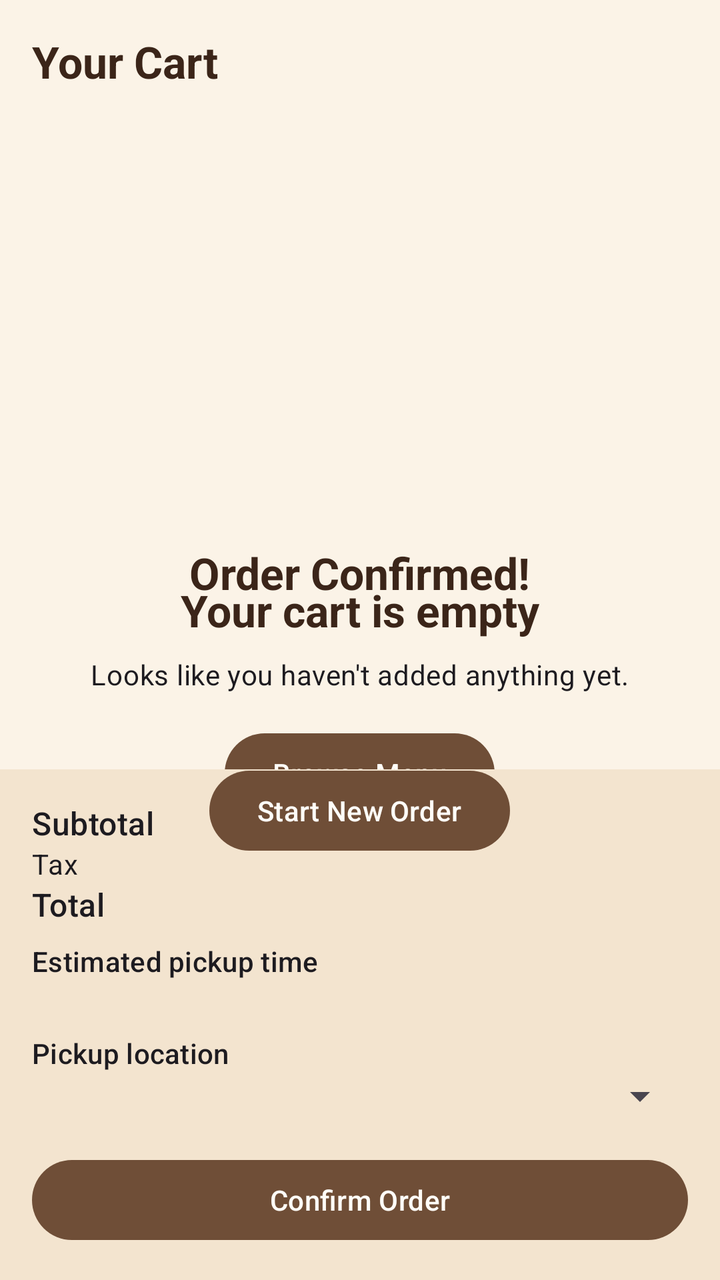
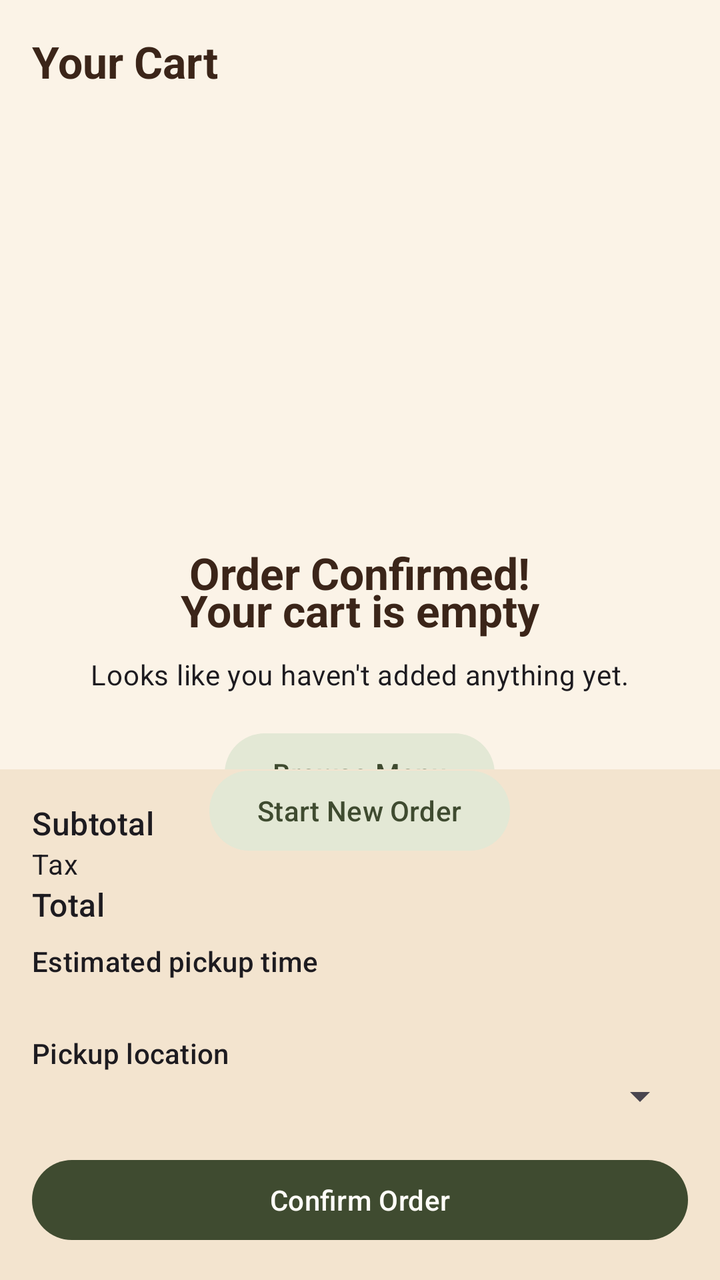

An Android layout rendered at two revisions. The XML below is the earlier revision; the diff shows what the commit changed to produce the second picture.
<!-- AndroidManifest.xml: application theme Theme.Jojos_Cup_Of_Jo -->
<!-- res/layout/fragment_cart.xml -->
<?xml version="1.0" encoding="utf-8"?>
<LinearLayout xmlns:android="http://schemas.android.com/apk/res/android"
    xmlns:app="http://schemas.android.com/apk/res-auto"
    xmlns:tools="http://schemas.android.com/tools"
    android:layout_width="match_parent"
    android:layout_height="match_parent"
    android:orientation="vertical">

    <TextView
        android:layout_width="wrap_content"
        android:layout_height="wrap_content"
        android:layout_margin="@dimen/spacing_md"
        android:text="@string/heading_your_cart"
        android:textAppearance="@style/TextAppearance.Jojo.SectionHeading" />

    <FrameLayout
        android:layout_width="match_parent"
        android:layout_height="0dp"
        android:layout_weight="1">

    
    <LinearLayout
        android:id="@+id/cart_empty_group"
        android:layout_width="match_parent"
        android:layout_height="match_parent"
        android:gravity="center"
        android:orientation="vertical"
        android:padding="@dimen/spacing_lg">

        <TextView
            android:layout_width="wrap_content"
            android:layout_height="wrap_content"
            android:text="@string/cart_empty_title"
            android:textAppearance="@style/TextAppearance.Jojo.SectionHeading" />

        <TextView
            android:layout_width="wrap_content"
            android:layout_height="wrap_content"
            android:layout_marginTop="@dimen/spacing_sm"
            android:text="@string/cart_empty_subtitle"
            android:textAppearance="@style/TextAppearance.Material3.BodyMedium" />

        <com.google.android.material.button.MaterialButton
            android:id="@+id/browse_menu_button"
            android:layout_width="wrap_content"
            android:layout_height="wrap_content"
            android:layout_marginTop="@dimen/spacing_md"
            android:text="@string/browse_menu"
            app:rippleColor="@color/sage_green_500" />

    </LinearLayout>

    
    <LinearLayout
        android:id="@+id/cart_content_group"
        android:layout_width="match_parent"
        android:layout_height="match_parent"
        android:orientation="vertical">

        <androidx.recyclerview.widget.RecyclerView
            android:id="@+id/cart_recycler_view"
            android:layout_width="match_parent"
            android:layout_height="0dp"
            android:layout_weight="1"
            android:clipToPadding="false"
            android:paddingVertical="@dimen/spacing_sm"
            tools:listitem="@layout/item_cart_product" />

        <LinearLayout
            android:layout_width="match_parent"
            android:layout_height="wrap_content"
            android:background="?attr/colorPrimaryContainer"
            android:orientation="vertical"
            android:padding="@dimen/spacing_md">

            <LinearLayout
                android:layout_width="match_parent"
                android:layout_height="wrap_content"
                android:orientation="horizontal">

                <TextView
                    android:layout_width="0dp"
                    android:layout_height="wrap_content"
                    android:layout_weight="1"
                    android:text="@string/subtotal"
                    android:textAppearance="@style/TextAppearance.Material3.TitleMedium" />

                <TextView
                    android:id="@+id/cart_subtotal"
                    android:layout_width="wrap_content"
                    android:layout_height="wrap_content"
                    android:textAppearance="@style/TextAppearance.Material3.TitleMedium" />

            </LinearLayout>

            <LinearLayout
                android:layout_width="match_parent"
                android:layout_height="wrap_content"
                android:orientation="horizontal">

                <TextView
                    android:layout_width="0dp"
                    android:layout_height="wrap_content"
                    android:layout_weight="1"
                    android:text="@string/tax"
                    android:textAppearance="@style/TextAppearance.Material3.BodyMedium" />

                <TextView
                    android:id="@+id/cart_tax"
                    android:layout_width="wrap_content"
                    android:layout_height="wrap_content"
                    android:textAppearance="@style/TextAppearance.Material3.BodyMedium" />

            </LinearLayout>

            <LinearLayout
                android:layout_width="match_parent"
                android:layout_height="wrap_content"
                android:orientation="horizontal">

                <TextView
                    android:layout_width="0dp"
                    android:layout_height="wrap_content"
                    android:layout_weight="1"
                    android:text="@string/total"
                    android:textAppearance="@style/TextAppearance.Material3.TitleMedium" />

                <TextView
                    android:id="@+id/cart_total"
                    android:layout_width="wrap_content"
                    android:layout_height="wrap_content"
                    android:textAppearance="@style/TextAppearance.Material3.TitleMedium" />

            </LinearLayout>

            <TextView
                android:layout_width="match_parent"
                android:layout_height="wrap_content"
                android:layout_marginTop="@dimen/spacing_sm"
                android:text="@string/estimated_pickup_time"
                android:textAppearance="@style/TextAppearance.Material3.LabelLarge" />

            <TextView
                android:id="@+id/cart_pickup_time"
                android:layout_width="match_parent"
                android:layout_height="wrap_content"
                android:textAppearance="@style/TextAppearance.Material3.BodyMedium" />

            <TextView
                android:layout_width="match_parent"
                android:layout_height="wrap_content"
                android:layout_marginTop="@dimen/spacing_sm"
                android:text="@string/pickup_location"
                android:textAppearance="@style/TextAppearance.Material3.LabelLarge" />

            <Spinner
                android:id="@+id/cart_pickup_location_spinner"
                android:layout_width="match_parent"
                android:layout_height="wrap_content" />

            <com.google.android.material.button.MaterialButton
                android:id="@+id/confirm_order_button"
                android:layout_width="match_parent"
                android:layout_height="wrap_content"
                android:layout_marginTop="@dimen/spacing_md"
                android:text="@string/confirm_order"
                app:rippleColor="@color/sage_green_500" />

        </LinearLayout>

    </LinearLayout>

    
    <LinearLayout
        android:id="@+id/cart_confirmed_group"
        android:layout_width="match_parent"
        android:layout_height="match_parent"
        android:gravity="center"
        android:orientation="vertical"
        android:padding="@dimen/spacing_lg">

        <TextView
            android:layout_width="wrap_content"
            android:layout_height="wrap_content"
            android:text="@string/order_confirmed_title"
            android:textAppearance="@style/TextAppearance.Jojo.SectionHeading" />

        <TextView
            android:id="@+id/confirmed_order_number"
            android:layout_width="wrap_content"
            android:layout_height="wrap_content"
            android:layout_marginTop="@dimen/spacing_sm"
            android:textAppearance="@style/TextAppearance.Material3.TitleLarge" />

        <TextView
            android:id="@+id/confirmed_recap"
            android:layout_width="wrap_content"
            android:layout_height="wrap_content"
            android:layout_marginTop="@dimen/spacing_sm"
            android:gravity="center"
            android:textAppearance="@style/TextAppearance.Material3.BodyMedium" />

        <com.google.android.material.button.MaterialButton
            android:id="@+id/start_new_order_button"
            android:layout_width="wrap_content"
            android:layout_height="wrap_content"
            android:layout_marginTop="@dimen/spacing_md"
            android:text="@string/start_new_order"
            app:rippleColor="@color/sage_green_500" />

    </LinearLayout>

    </FrameLayout>

</LinearLayout>
<!-- res/layout/item_cart_product.xml (included above) -->
<?xml version="1.0" encoding="utf-8"?>
<com.google.android.material.card.MaterialCardView
    xmlns:android="http://schemas.android.com/apk/res/android"
    xmlns:app="http://schemas.android.com/apk/res-auto"
    android:layout_width="match_parent"
    android:layout_height="wrap_content"
    android:layout_marginHorizontal="@dimen/spacing_md"
    android:layout_marginVertical="@dimen/spacing_sm"
    app:cardBackgroundColor="@color/white"
    app:cardCornerRadius="@dimen/card_corner_radius"
    app:cardElevation="1dp"
    app:strokeWidth="0dp">

    <LinearLayout
        android:layout_width="match_parent"
        android:layout_height="wrap_content"
        android:orientation="vertical"
        android:padding="@dimen/spacing_md">

        <LinearLayout
            android:layout_width="match_parent"
            android:layout_height="wrap_content"
            android:gravity="center_vertical"
            android:orientation="horizontal">

            <TextView
                android:id="@+id/cart_item_name"
                android:layout_width="0dp"
                android:layout_height="wrap_content"
                android:layout_weight="1"
                android:textAppearance="@style/TextAppearance.Material3.TitleMedium"
                android:textColor="@color/coffee_espresso_900" />

            <com.google.android.material.button.MaterialButton
                android:id="@+id/cart_item_delete"
                style="@style/Widget.Material3.Button.IconButton"
                android:layout_width="wrap_content"
                android:layout_height="wrap_content"
                app:icon="@drawable/ic_delete"
                app:iconTint="@color/coffee_mocha_700"
                app:rippleColor="@color/sage_green_500" />

        </LinearLayout>

        <TextView
            android:id="@+id/cart_item_unit_price"
            android:layout_width="match_parent"
            android:layout_height="wrap_content"
            android:textAppearance="@style/TextAppearance.Material3.BodySmall"
            android:textColor="@color/coffee_mocha_500" />

        <LinearLayout
            android:layout_width="match_parent"
            android:layout_height="wrap_content"
            android:layout_marginTop="@dimen/spacing_sm"
            android:gravity="center_vertical"
            android:orientation="horizontal">

            <com.google.android.material.button.MaterialButton
                android:id="@+id/cart_item_decrement"
                style="@style/Widget.Material3.Button.IconButton.Filled.Tonal"
                android:layout_width="wrap_content"
                android:layout_height="wrap_content"
                app:icon="@drawable/ic_remove"
                app:rippleColor="@color/sage_green_500" />

            <TextView
                android:id="@+id/cart_item_quantity"
                android:layout_width="wrap_content"
                android:layout_height="wrap_content"
                android:layout_marginHorizontal="@dimen/spacing_md"
                android:minWidth="24dp"
                android:gravity="center"
                android:textAppearance="@style/TextAppearance.Material3.TitleMedium"
                android:textColor="@color/coffee_espresso_900" />

            <com.google.android.material.button.MaterialButton
                android:id="@+id/cart_item_increment"
                style="@style/Widget.Material3.Button.IconButton.Filled.Tonal"
                android:layout_width="wrap_content"
                android:layout_height="wrap_content"
                app:icon="@drawable/ic_add"
                app:rippleColor="@color/sage_green_500" />

            <TextView
                android:id="@+id/cart_item_line_total"
                android:layout_width="0dp"
                android:layout_height="wrap_content"
                android:layout_weight="1"
                android:gravity="end"
                android:textAppearance="@style/TextAppearance.Material3.TitleMedium"
                android:textColor="@color/coffee_espresso_900" />

        </LinearLayout>

    </LinearLayout>

</com.google.android.material.card.MaterialCardView>
<!-- resources referenced by this layout -->
<resources>
  <color name="coffee_espresso_900">#3B2519</color>
  <color name="coffee_mocha_500">#8B6A4F</color>
  <color name="coffee_mocha_700">#6F4E37</color>
  <color name="sage_green_500">#8A9B6E</color>
  <color name="white">#FFFFFFFF</color>
  <dimen name="card_corner_radius">12dp</dimen>
  <dimen name="spacing_lg">24dp</dimen>
  <dimen name="spacing_md">16dp</dimen>
  <dimen name="spacing_sm">8dp</dimen>
  <!-- drawable ic_add (drawable) -->
  <vector xmlns:android="http://schemas.android.com/apk/res/android"
      android:width="24dp"
      android:height="24dp"
      android:viewportWidth="24"
      android:viewportHeight="24">
      <path
          android:fillColor="#FF000000"
          android:pathData="M11,5H13V11H19V13H13V19H11V13H5V11H11Z" />
  </vector>
  <!-- drawable ic_delete (drawable) -->
  <vector xmlns:android="http://schemas.android.com/apk/res/android"
      android:width="24dp"
      android:height="24dp"
      android:viewportWidth="24"
      android:viewportHeight="24">
      <path
          android:fillColor="#FF000000"
          android:pathData="M6,7H18L17,20A2,2 0 0 1 15,22H9A2,2 0 0 1 7,20Z" />
      <path
          android:fillColor="#FF000000"
          android:pathData="M9,4H15V6H20V8H4V6H9Z" />
  </vector>
  <!-- drawable ic_remove (drawable) -->
  <vector xmlns:android="http://schemas.android.com/apk/res/android"
      android:width="24dp"
      android:height="24dp"
      android:viewportWidth="24"
      android:viewportHeight="24">
      <path
          android:fillColor="#FF000000"
          android:pathData="M5,11H19V13H5Z" />
  </vector>
  <string name="browse_menu">Browse Menu</string>
  <string name="cart_empty_subtitle">Looks like you haven\'t added anything yet.</string>
  <string name="cart_empty_title">Your cart is empty</string>
  <string name="confirm_order">Confirm Order</string>
  <string name="estimated_pickup_time">Estimated pickup time</string>
  <string name="heading_your_cart">Your Cart</string>
  <string name="order_confirmed_title">Order Confirmed!</string>
  <string name="pickup_location">Pickup location</string>
  <string name="start_new_order">Start New Order</string>
  <string name="subtotal">Subtotal</string>
  <string name="tax">Tax</string>
  <string name="total">Total</string>
  <style name="TextAppearance.Jojo.SectionHeading" parent="TextAppearance.Material3.TitleLarge">
          <item name="android:textColor">?attr/colorOnSurface</item>
          <item name="android:textStyle">bold</item>
      </style>
  <style name="Theme.Jojos_Cup_Of_Jo" parent="Base.Theme.Jojos_Cup_Of_Jo" />
  <style name="Base.Theme.Jojos_Cup_Of_Jo" parent="Theme.Material3.DayNight.NoActionBar">
          <item name="colorPrimary">@color/coffee_mocha_700</item>
          <item name="colorOnPrimary">@color/coffee_cream_50</item>
          <item name="colorPrimaryContainer">@color/coffee_cream_200</item>
          <item name="colorOnPrimaryContainer">@color/coffee_espresso_900</item>
          <item name="colorSecondary">@color/sunflower_yellow_500</item>
          <item name="colorOnSecondary">@color/coffee_espresso_900</item>
          <item name="colorSecondaryContainer">@color/sage_green_100</item>
          <item name="colorOnSecondaryContainer">@color/sage_green_800</item>
          <item name="colorSurface">@color/coffee_cream_50</item>
          <item name="colorOnSurface">@color/coffee_espresso_900</item>
          <item name="android:colorBackground">@color/coffee_cream_100</item>
      </style>
  <color name="coffee_cream_50">#FFFDF8</color>
  <color name="coffee_cream_200">#F3E4CF</color>
  <color name="sunflower_yellow_500">#E8A93A</color>
  <color name="sage_green_100">#E3E8D5</color>
  <color name="sage_green_800">#3F4B30</color>
  <color name="coffee_cream_100">#FBF3E7</color>
</resources>

<!-- the commit's change to res/layout/fragment_cart.xml (unified diff, before → after) -->
@@ -42,6 +42,7 @@
 
         <com.google.android.material.button.MaterialButton
             android:id="@+id/browse_menu_button"
+            style="@style/Widget.Material3.Button.TonalButton"
             android:layout_width="wrap_content"
             android:layout_height="wrap_content"
             android:layout_marginTop="@dimen/spacing_md"
@@ -164,7 +165,9 @@
                 android:layout_height="wrap_content"
                 android:layout_marginTop="@dimen/spacing_md"
                 android:text="@string/confirm_order"
-                app:rippleColor="@color/sage_green_500" />
+                android:textColor="@color/olive_cta_text"
+                app:backgroundTint="@color/olive_cta_background"
+                app:rippleColor="@color/olive_cta_ripple" />
 
         </LinearLayout>
 
@@ -202,6 +205,7 @@
 
         <com.google.android.material.button.MaterialButton
             android:id="@+id/start_new_order_button"
+            style="@style/Widget.Material3.Button.TonalButton"
             android:layout_width="wrap_content"
             android:layout_height="wrap_content"
             android:layout_marginTop="@dimen/spacing_md"
<!-- resource entries referenced after the edit -->
@@ -3,6 +3,9 @@
   <color name="coffee_espresso_900">#3B2519</color>
   <color name="coffee_mocha_500">#8B6A4F</color>
   <color name="coffee_mocha_700">#6F4E37</color>
+  <color name="olive_cta_background">@color/sage_green_800</color>
+  <color name="olive_cta_ripple">@color/sage_green_500</color>
+  <color name="olive_cta_text">@color/coffee_cream_50</color>
   <color name="sage_green_500">#8A9B6E</color>
   <color name="white">#FFFFFFFF</color>
   <dimen name="card_corner_radius">12dp</dimen>
@@ -59,6 +62,8 @@
           <item name="android:textStyle">bold</item>
       </style>
   <style name="Theme.Jojos_Cup_Of_Jo" parent="Base.Theme.Jojos_Cup_Of_Jo" />
+  <color name="sage_green_800">#3F4B30</color>
+  <color name="coffee_cream_50">#FFFDF8</color>
   <style name="Base.Theme.Jojos_Cup_Of_Jo" parent="Theme.Material3.DayNight.NoActionBar">
           <item name="colorPrimary">@color/coffee_mocha_700</item>
           <item name="colorOnPrimary">@color/coffee_cream_50</item>
@@ -72,11 +77,9 @@
           <item name="colorOnSurface">@color/coffee_espresso_900</item>
           <item name="android:colorBackground">@color/coffee_cream_100</item>
       </style>
-  <color name="coffee_cream_50">#FFFDF8</color>
   <color name="coffee_cream_200">#F3E4CF</color>
   <color name="sunflower_yellow_500">#E8A93A</color>
   <color name="sage_green_100">#E3E8D5</color>
-  <color name="sage_green_800">#3F4B30</color>
   <color name="coffee_cream_100">#FBF3E7</color>
 </resources>
 
